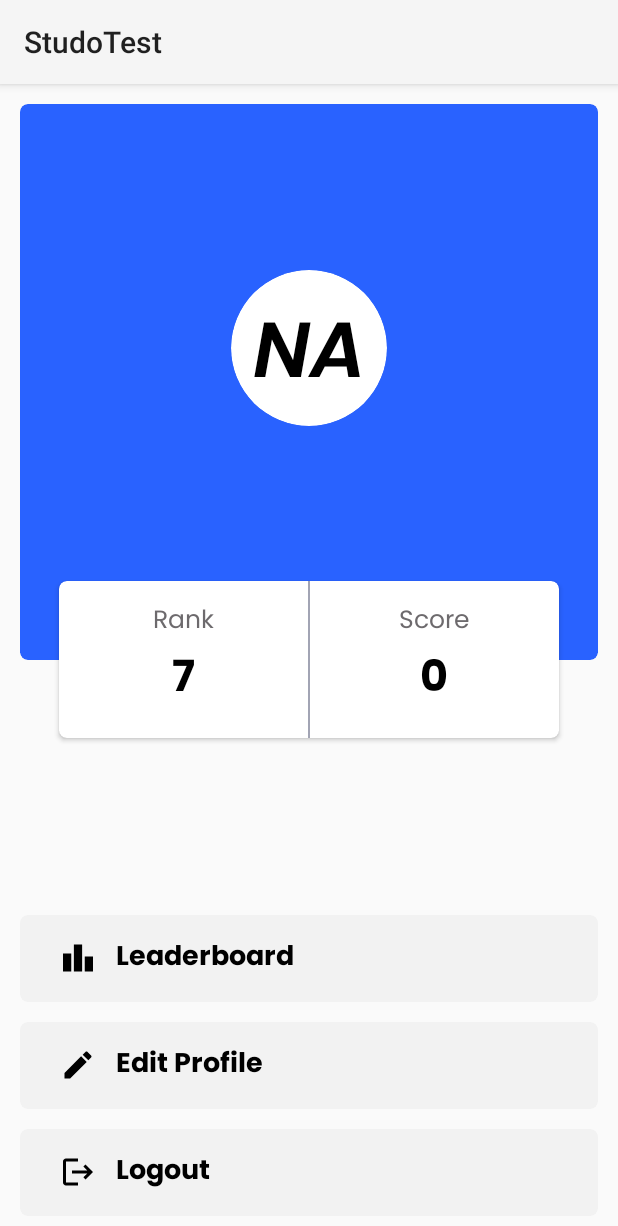
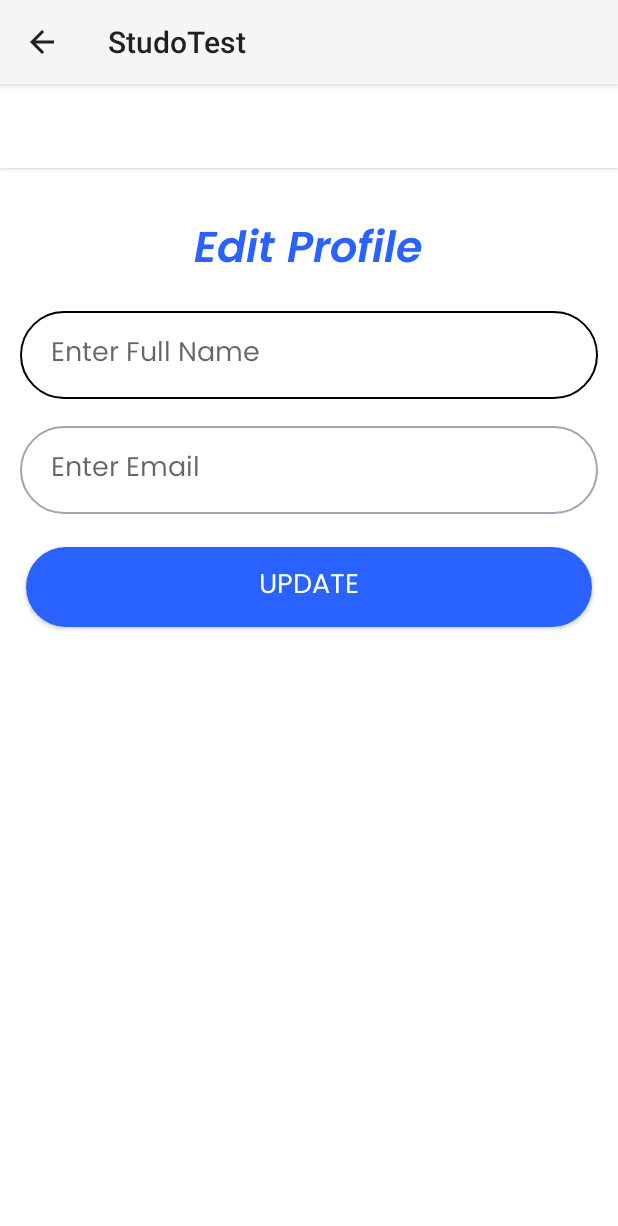
Before and after one commit to GauravKhalapurkar/StudoTest, an Android app: the fragment Profile shown on its own in the app's theme, after a tap on "Edit Profile", on a phone screen of 412 x 824 dp. Shown: the top 1226 px of the screen. Run offline under Robolectric (Android 15) with nearby library versions, the phone set to English and light mode, and no system bars; our stand-ins replace Firebase (no records; nobody signed in at launch, a user with empty details on screens opened directly), sdp/ssp sizes; 3 statements that could not run were skipped.

Commit message:
Edit Profile activity done.

```diff
--- a/app/src/main/AndroidManifest.xml
+++ b/app/src/main/AndroidManifest.xml
@@ -13,7 +13,7 @@
         android:theme="@style/AppTheme"
         tools:targetApi="31">
         <activity
-            android:name=".EditProfile"
+            android:name=".activities.EditProfile"
             android:exported="false">
             <meta-data
                 android:name="android.app.lib_name"
--- a/app/src/main/java/com/gakdevelopers/studotest/activities/EditProfile.java
+++ b/app/src/main/java/com/gakdevelopers/studotest/activities/EditProfile.java
@@ -1,16 +1,91 @@
 package com.gakdevelopers.studotest.activities;
 
+import androidx.annotation.NonNull;
 import androidx.appcompat.app.AppCompatActivity;
+import androidx.appcompat.widget.Toolbar;
 
+import android.app.ProgressDialog;
 import android.os.Bundle;
+import android.view.MenuItem;
+import android.view.View;
+import android.widget.Button;
+import android.widget.EditText;
+import android.widget.Toast;
 
 import com.gakdevelopers.studotest.R;
+import com.gakdevelopers.studotest.database.DbQuery;
+import com.gakdevelopers.studotest.interfaces.MyCompleteListener;
 
 public class EditProfile extends AppCompatActivity {
+
+    private Toolbar toolbar;
+
+    EditText editFullName, editEmail;
+
+    Button btnUpdate;
+
+    ProgressDialog loading;
 
     @Override
     protected void onCreate(Bundle savedInstanceState) {
         super.onCreate(savedInstanceState);
         setContentView(R.layout.activity_edit_profile);
+
+        toolbar = (Toolbar) findViewById(R.id.toolbar);
+
+        editFullName = (EditText) findViewById(R.id.editFullName);
+        editEmail = (EditText) findViewById(R.id.editEmail);
+
+        btnUpdate = (Button) findViewById(R.id.btnUpdate);
+
+        setSupportActionBar(toolbar);
+        getSupportActionBar().setDisplayShowTitleEnabled(true);
+        getSupportActionBar().setTitle(DbQuery.g_catList.get(DbQuery.g_selected_cat_index).getName());
+        getSupportActionBar().setDisplayHomeAsUpEnabled(true);
+
+        editFullName.setText(DbQuery.myProfile.getName());
+        editEmail.setText(DbQuery.myProfile.getEmail());
+
+        btnUpdate.setOnClickListener(new View.OnClickListener() {
+            @Override
+            public void onClick(View view) {
+
+                String fullName = editFullName.getText().toString();
+                String email = editEmail.getText().toString();
+
+                if (fullName.equals("") || email.equals("")) {
+                    Toast.makeText(EditProfile.this, "Please fill all the fields.", Toast.LENGTH_SHORT).show();
+                    return;
+                }
+
+                loading =  ProgressDialog.show(EditProfile.this,"Loading","Please Wait",false,false);
+
+                DbQuery.updateProfile(email, fullName, new MyCompleteListener() {
+                    @Override
+                    public void onSuccess() {
+                        Toast.makeText(EditProfile.this, "Profile updated successfully!", Toast.LENGTH_SHORT).show();
+                        loading.dismiss();
+                        EditProfile.this.finish();
+                    }
+
+                    @Override
+                    public void onFailure() {
+                        Toast.makeText(EditProfile.this, "Something went wrong. Please try again!", Toast.LENGTH_SHORT).show();
+                        loading.dismiss();
+                    }
+                });
+            }
+        });
+
+    }
+
+    @Override
+    public boolean onOptionsItemSelected(@NonNull MenuItem item) {
+
+        if (item.getItemId() == android.R.id.home) {
+            EditProfile.this.finish();
+        }
+
+        return super.onOptionsItemSelected(item);
     }
 }
--- a/app/src/main/java/com/gakdevelopers/studotest/fragments/Profile.java
+++ b/app/src/main/java/com/gakdevelopers/studotest/fragments/Profile.java
@@ -11,6 +11,7 @@ import androidx.cardview.widget.CardView;
 import androidx.fragment.app.Fragment;
 
 import com.gakdevelopers.studotest.R;
+import com.gakdevelopers.studotest.activities.EditProfile;
 import com.gakdevelopers.studotest.activities.Main;
 import com.gakdevelopers.studotest.activities.SignIn;
 import com.gakdevelopers.studotest.activities.SignUp;
@@ -66,7 +67,8 @@ public class Profile extends Fragment {
         cardEditProfile.setOnClickListener(new View.OnClickListener() {
             @Override
             public void onClick(View view) {
-
+                Intent intent = new Intent(getContext(), EditProfile.class);
+                startActivity(intent);
             }
         });
 
--- a/app/src/main/res/layout/activity_edit_profile.xml
+++ b/app/src/main/res/layout/activity_edit_profile.xml
@@ -1,9 +1,77 @@
 <?xml version="1.0" encoding="utf-8"?>
-<androidx.constraintlayout.widget.ConstraintLayout xmlns:android="http://schemas.android.com/apk/res/android"
+<LinearLayout xmlns:android="http://schemas.android.com/apk/res/android"
     xmlns:app="http://schemas.android.com/apk/res-auto"
     xmlns:tools="http://schemas.android.com/tools"
     android:layout_width="match_parent"
     android:layout_height="match_parent"
+    android:orientation="vertical"
+    android:gravity="center_horizontal"
+    android:background="@color/colorWhite"
     tools:context=".activities.EditProfile">
 
-</androidx.constraintlayout.widget.ConstraintLayout>
+    <androidx.appcompat.widget.Toolbar
+        android:id="@+id/toolbar"
+        android:layout_width="match_parent"
+        android:layout_height="?attr/actionBarSize"
+        android:background="@color/colorWhite"
+        android:elevation="@dimen/toolbar_elevation"/>
+
+    <LinearLayout
+        android:layout_width="match_parent"
+        android:layout_height="wrap_content"
+        android:orientation="vertical"
+        android:layout_margin="@dimen/_10sdp">
+
+        <TextView
+            android:layout_width="wrap_content"
+            android:layout_height="wrap_content"
+            android:text="Edit Profile"
+            android:textSize="@dimen/text_size_heading"
+            android:layout_gravity="center_horizontal"
+            android:textColor="@color/colorSecondary"
+            android:fontFamily="@font/semibolditalic"
+            android:layout_marginTop="@dimen/_14sdp"/>
+
+        <EditText
+            android:id="@+id/editFullName"
+            android:layout_width="match_parent"
+            android:layout_height="@dimen/height_edit"
+            android:hint="Enter Full Name"
+            android:textSize="@dimen/text_size"
+            android:singleLine="true"
+            android:inputType="textEmailAddress"
+            android:paddingHorizontal="@dimen/_16sdp"
+            android:background="@drawable/custom_edit_text"
+            android:layout_marginTop="@dimen/_12sdp"
+            android:fontFamily="@font/regular"
+            android:imeOptions="actionNext"/>
+
+        <EditText
+            android:id="@+id/editEmail"
+            android:layout_width="match_parent"
+            android:layout_height="@dimen/height_edit"
+            android:hint="Enter Email"
+            android:textSize="@dimen/text_size"
+            android:singleLine="true"
+            android:inputType="textEmailAddress"
+            android:capitalize="words"
+            android:paddingHorizontal="@dimen/_16sdp"
+            android:background="@drawable/custom_edit_text"
+            android:layout_marginTop="@dimen/_14sdp"
+            android:fontFamily="@font/regular"
+            android:imeOptions="actionDone"/>
+
+        <Button
+            android:id="@+id/btnUpdate"
+            android:layout_width="match_parent"
+            android:layout_height="@dimen/height_btn"
+            android:text="Update"
+            android:textSize="@dimen/text_size_btn"
+            android:background="@drawable/custom_button"
+            android:textColor="@color/colorWhite"
+            android:layout_marginTop="@dimen/_14sdp"
+            android:fontFamily="@font/regular"/>
+
+    </LinearLayout>
+
+</LinearLayout>
```
Also changed, not shown: app/src/main/java/com/gakdevelopers/studotest/database/DbQuery.java (+25 -0 lines).
